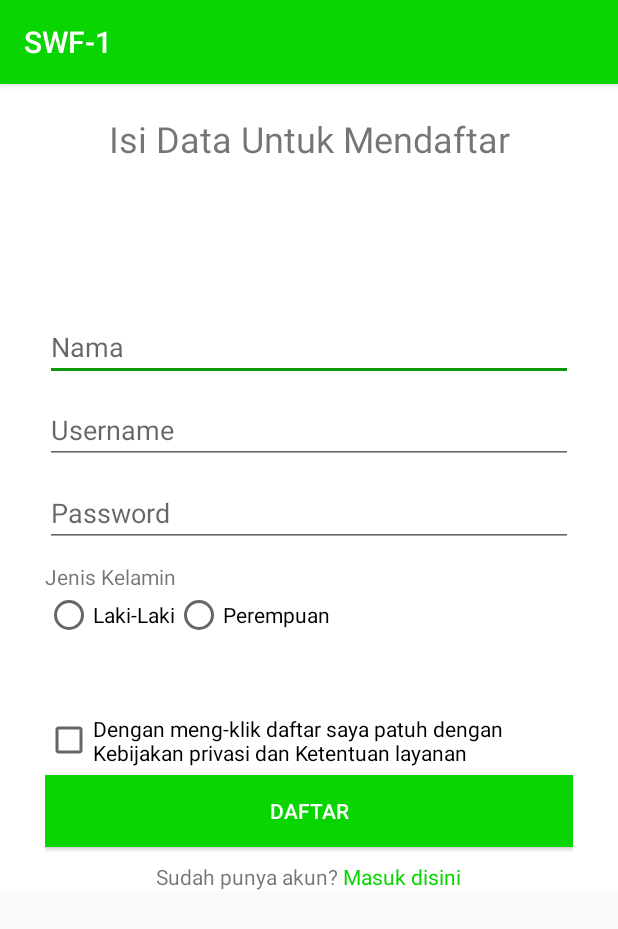
After one commit to triandamai/swf, an Android app: the Daftar screen opened directly, with no data from a screen before it, on a phone screen of 412 x 824 dp. The commit adds this screen. Shown: the top 929 px of the screen. Run offline under Robolectric (Android 15) with nearby library versions, the phone set to English and light mode, and no system bars.

Commit message:
daftar page yooosh

```diff
--- a/SWF-1/app/src/main/AndroidManifest.xml
+++ b/SWF-1/app/src/main/AndroidManifest.xml
@@ -9,7 +9,9 @@
         android:roundIcon="@mipmap/ic_launcher_round"
         android:supportsRtl="true"
         android:theme="@style/AppTheme">
-        <activity android:name=".Layout"></activity>
+        <activity android:name=".ActivityUtama"></activity>
+        <activity android:name=".Daftar" />
+        <activity android:name=".Layout" />
         <activity android:name=".Login" />
         <activity android:name=".Counter">
             <intent-filter>
--- /dev/null
+++ b/SWF-1/app/src/main/java/com/pmo/swf1/ActivityUtama.java
@@ -0,0 +1,14 @@
+package com.pmo.swf1;
+
+import androidx.appcompat.app.AppCompatActivity;
+
+import android.os.Bundle;
+
+public class ActivityUtama extends AppCompatActivity {
+
+    @Override
+    protected void onCreate(Bundle savedInstanceState) {
+        super.onCreate(savedInstanceState);
+        setContentView(R.layout.activity_utama);
+    }
+}
--- /dev/null
+++ b/SWF-1/app/src/main/java/com/pmo/swf1/Daftar.java
@@ -0,0 +1,14 @@
+package com.pmo.swf1;
+
+import androidx.appcompat.app.AppCompatActivity;
+
+import android.os.Bundle;
+
+public class Daftar extends AppCompatActivity {
+
+    @Override
+    protected void onCreate(Bundle savedInstanceState) {
+        super.onCreate(savedInstanceState);
+        setContentView(R.layout.activity_daftar);
+    }
+}
--- /dev/null
+++ b/SWF-1/app/src/main/res/layout/activity_daftar.xml
@@ -0,0 +1,99 @@
+<?xml version="1.0" encoding="utf-8"?>
+<LinearLayout
+    xmlns:android="http://schemas.android.com/apk/res/android"
+    xmlns:app="http://schemas.android.com/apk/res-auto"
+    xmlns:tools="http://schemas.android.com/tools"
+    android:layout_width="match_parent"
+    android:layout_height="match_parent"
+    tools:context=".Daftar">
+    <ScrollView
+        android:layout_width="match_parent"
+        android:layout_height="match_parent">
+        <LinearLayout
+            android:layout_width="match_parent"
+            android:layout_height="wrap_content"
+            android:background="@color/putih"
+            android:paddingStart="@dimen/margin_kiri"
+            android:paddingEnd="@dimen/margin_kanan"
+            android:orientation="vertical">
+            <TextView
+                android:layout_width="match_parent"
+                android:layout_height="wrap_content"
+                android:textAlignment="center"
+                android:textSize="24sp"
+                android:layout_marginTop="20dp"
+                android:layout_marginBottom="100dp"
+                android:text="Isi Data Untuk Mendaftar"/>
+
+            <EditText
+                android:layout_width="match_parent"
+                android:layout_height="wrap_content"
+                android:layout_marginBottom="10dp"
+                android:hint="Nama"
+                />
+            <EditText
+                android:layout_width="match_parent"
+                android:layout_height="wrap_content"
+                android:layout_marginBottom="10dp"
+                android:hint="Username"/>
+            <EditText
+                android:layout_width="match_parent"
+                android:layout_height="wrap_content"
+                android:layout_marginBottom="10dp"
+                android:hint="Password"/>
+            <TextView
+                android:layout_width="match_parent"
+                android:layout_height="wrap_content"
+                android:text="Jenis Kelamin"/>
+            <RadioGroup
+                android:layout_width="match_parent"
+                android:layout_height="wrap_content"
+                android:layout_marginBottom="50dp"
+                android:orientation="horizontal">
+                <RadioButton
+                    android:layout_width="wrap_content"
+                    android:layout_height="wrap_content"
+                    android:text="Laki-Laki"/>
+                <RadioButton
+                    android:layout_width="wrap_content"
+                    android:layout_height="wrap_content"
+                    android:text="Perempuan"/>
+            </RadioGroup>
+            <LinearLayout
+                android:layout_width="match_parent"
+                android:layout_height="wrap_content"
+                android:orientation="horizontal"
+                android:layout_marginBottom="5dp"
+                >
+                <CheckBox
+                    android:layout_width="wrap_content"
+                    android:layout_height="wrap_content"
+                    android:layout_gravity="center"
+                    android:text="Dengan meng-klik daftar saya patuh dengan Kebijakan privasi dan Ketentuan layanan"/>
+            </LinearLayout>
+            <Button
+                android:layout_width="match_parent"
+                android:layout_height="wrap_content"
+                android:text="DAFTAR"
+                android:textColor="@color/putih"
+                android:background="@color/hijau"/>
+            <LinearLayout
+                android:layout_width="match_parent"
+                android:layout_height="wrap_content"
+                android:orientation="horizontal"
+                android:layout_marginTop="10dp"
+                android:gravity="center">
+                <TextView
+                    android:layout_width="wrap_content"
+                    android:layout_height="wrap_content"
+                    android:text="Sudah punya akun? "/>
+                <TextView
+                    android:layout_width="wrap_content"
+                    android:layout_height="wrap_content"
+                    android:textColor="@color/hijau"
+                    android:text="Masuk disini"/>
+            </LinearLayout>
+        </LinearLayout>
+    </ScrollView>
+
+</LinearLayout>
--- /dev/null
+++ b/SWF-1/app/src/main/res/layout/activity_utama.xml
@@ -0,0 +1,9 @@
+<?xml version="1.0" encoding="utf-8"?>
+<androidx.constraintlayout.widget.ConstraintLayout xmlns:android="http://schemas.android.com/apk/res/android"
+    xmlns:app="http://schemas.android.com/apk/res-auto"
+    xmlns:tools="http://schemas.android.com/tools"
+    android:layout_width="match_parent"
+    android:layout_height="match_parent"
+    tools:context=".ActivityUtama">
+
+</androidx.constraintlayout.widget.ConstraintLayout>
--- a/SWF-1/app/src/main/res/values/colors.xml
+++ b/SWF-1/app/src/main/res/values/colors.xml
@@ -1,8 +1,8 @@
 <?xml version="1.0" encoding="utf-8"?>
 <resources>
-    <color name="colorPrimary">#008577</color>
-    <color name="colorPrimaryDark">#00574B</color>
-    <color name="colorAccent">#D81B60</color>
+    <color name="colorPrimary">#08D501</color>
+    <color name="colorPrimaryDark">#18B813</color>
+    <color name="colorAccent">#0B9706</color>
     <color name="putih">#ffff</color>
     <color name="hijau">#08D501</color>
 </resources>
```
